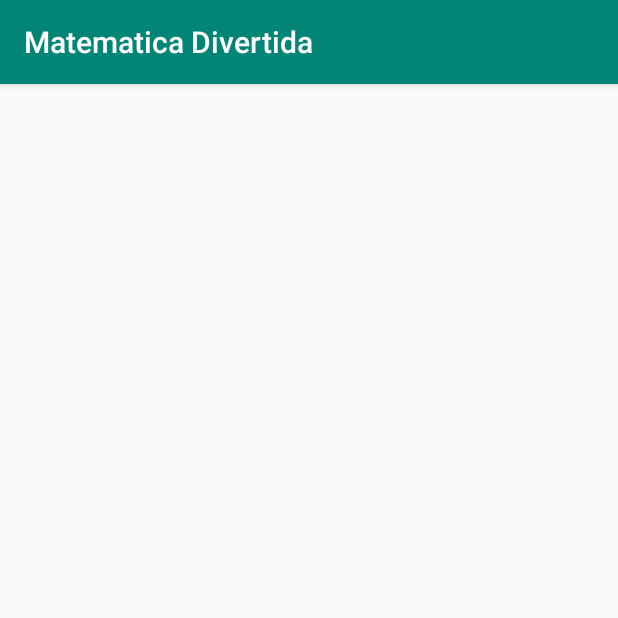
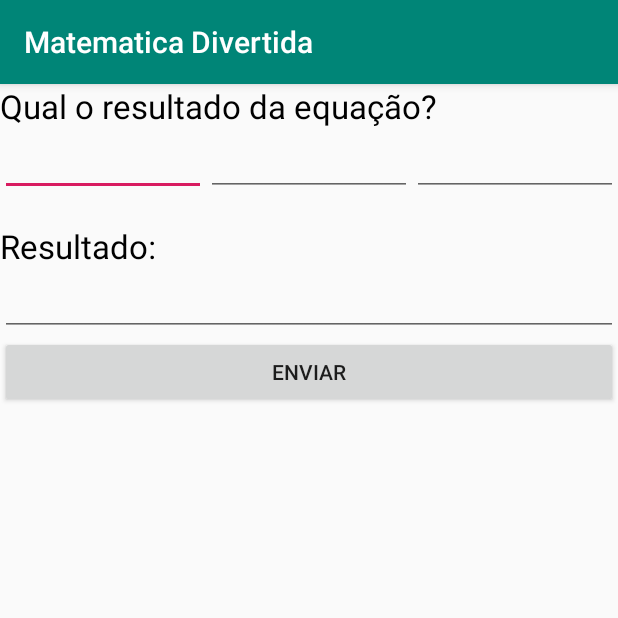
Before and after one commit to patrickdziura/MatematicaDivertida, an Android app: the AritmeticaBasica screen opened directly, with no data from a screen before it, on a phone screen of 412 x 824 dp, the top half of it. Run offline under Robolectric (Android 15) with nearby library versions, the phone set to English and light mode, and no system bars.

Commit message:
Tela Aritmetica

```diff
--- a/app/src/main/res/layout/activity_aritmetica_basica.xml
+++ b/app/src/main/res/layout/activity_aritmetica_basica.xml
@@ -1,9 +1,72 @@
 <?xml version="1.0" encoding="utf-8"?>
-<android.support.constraint.ConstraintLayout xmlns:android="http://schemas.android.com/apk/res/android"
+<LinearLayout xmlns:android="http://schemas.android.com/apk/res/android"
     xmlns:app="http://schemas.android.com/apk/res-auto"
     xmlns:tools="http://schemas.android.com/tools"
     android:layout_width="match_parent"
     android:layout_height="match_parent"
+    android:orientation="vertical"
     tools:context=".AritmeticaBasica">
 
-</android.support.constraint.ConstraintLayout>
+    <TextView
+        android:id="@+id/txtInstrucoes"
+        android:layout_width="match_parent"
+        android:layout_height="wrap_content"
+        android:text="Qual o resultado da equação? "
+        android:textColor="@android:color/black"
+        android:textSize="22sp" />
+
+    <LinearLayout
+        android:layout_width="match_parent"
+        android:layout_height="64dp"
+        android:orientation="horizontal">
+
+        <EditText
+            android:id="@+id/editOp1"
+            android:layout_width="wrap_content"
+            android:layout_height="wrap_content"
+            android:layout_weight="1"
+            android:clickable="false"
+            android:ems="10"
+            android:inputType="number" />
+
+        <EditText
+            android:id="@+id/editOperando"
+            android:layout_width="wrap_content"
+            android:layout_height="wrap_content"
+            android:layout_weight="1"
+            android:clickable="false"
+            android:ems="10"
+            android:inputType="textPersonName" />
+
+        <EditText
+            android:id="@+id/editOp2"
+            android:layout_width="wrap_content"
+            android:layout_height="wrap_content"
+            android:layout_weight="1"
+            android:clickable="false"
+            android:ems="10"
+            android:inputType="number" />
+
+    </LinearLayout>
+
+    <TextView
+        android:id="@+id/txtResultado"
+        android:layout_width="match_parent"
+        android:layout_height="wrap_content"
+        android:text="Resultado: "
+        android:textColor="@android:color/black"
+        android:textSize="22sp" />
+
+    <EditText
+        android:id="@+id/editResultado"
+        android:layout_width="match_parent"
+        android:layout_height="wrap_content"
+        android:ems="10"
+        android:inputType="number" />
+
+    <Button
+        android:id="@+id/btnEnter"
+        android:layout_width="match_parent"
+        android:layout_height="wrap_content"
+        android:text="Enviar" />
+</LinearLayout>
```
